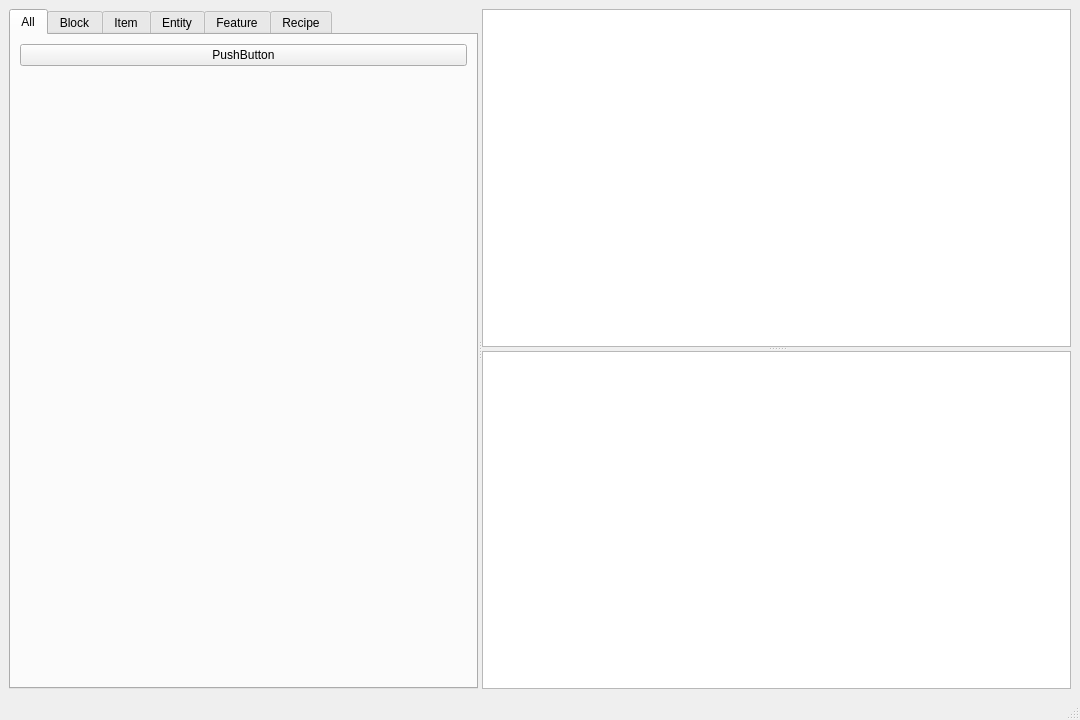
The window that ui/addonUi.ui (senlinjun/Addon-Maker) describes before a commit, drawn with Qt 5.
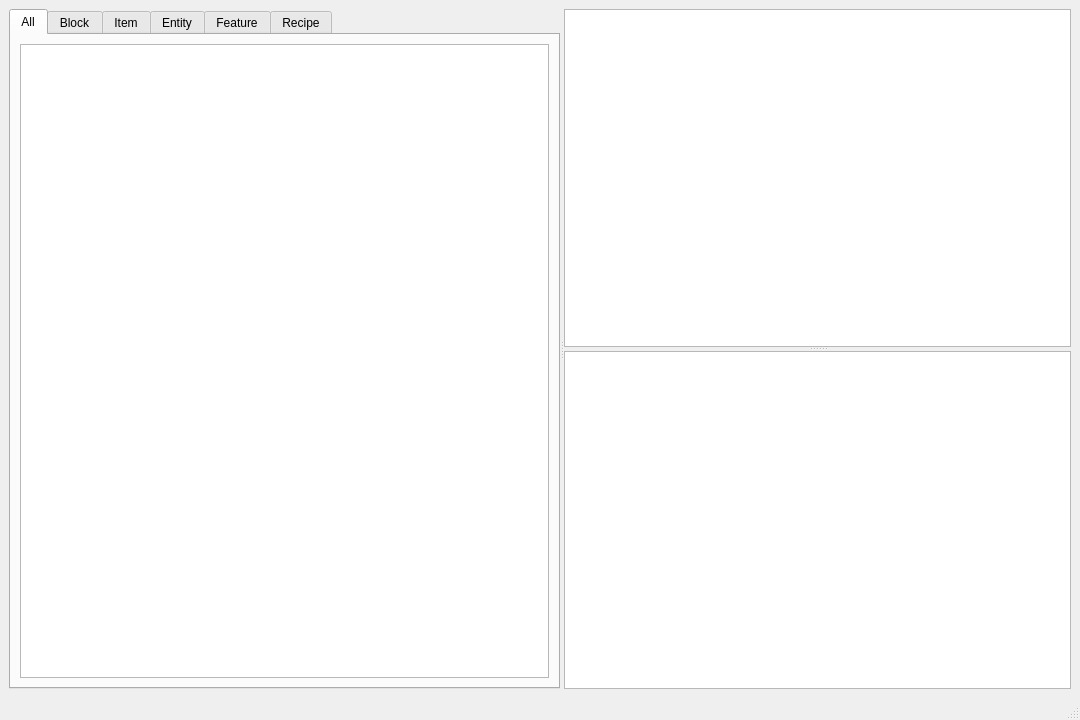
The same window after the commit. The open tabs and pages were chosen to show the change.

Commit message: 1.修复了亿点加载Addon的bug 2.添加了读取blocks列表并显示到ui上的功能

The edit to the form file:
```diff
--- a/ui/addonUi.ui
+++ b/ui/addonUi.ui
@@ -33,24 +33,7 @@
         </attribute>
         <layout class="QVBoxLayout" name="verticalLayout">
          <item>
-          <widget class="QPushButton" name="pushButton">
-           <property name="text">
-            <string>PushButton</string>
-           </property>
-          </widget>
-         </item>
-         <item>
-          <spacer name="verticalSpacer">
-           <property name="orientation">
-            <enum>Qt::Vertical</enum>
-           </property>
-           <property name="sizeHint" stdset="0">
-            <size>
-             <width>20</width>
-             <height>582</height>
-            </size>
-           </property>
-          </spacer>
+          <widget class="QListWidget" name="all_list"/>
          </item>
         </layout>
        </widget>
```
Left out of the diff: 62 changed lines with no effect on the pictures. The commit also changes 6 other files.
